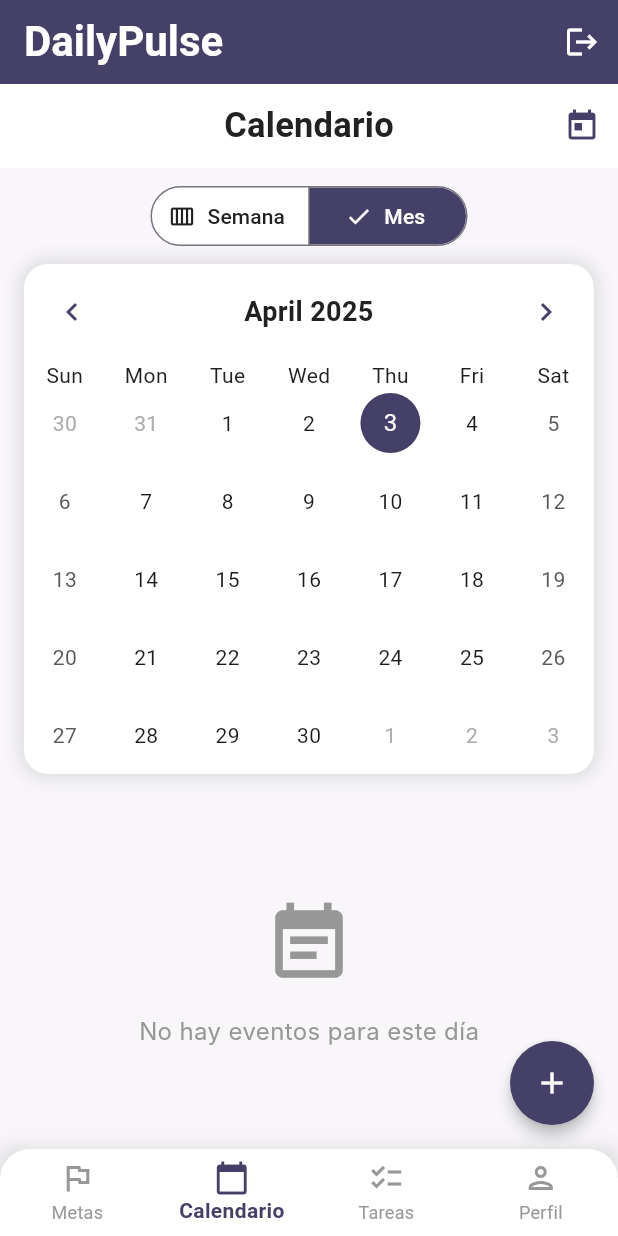
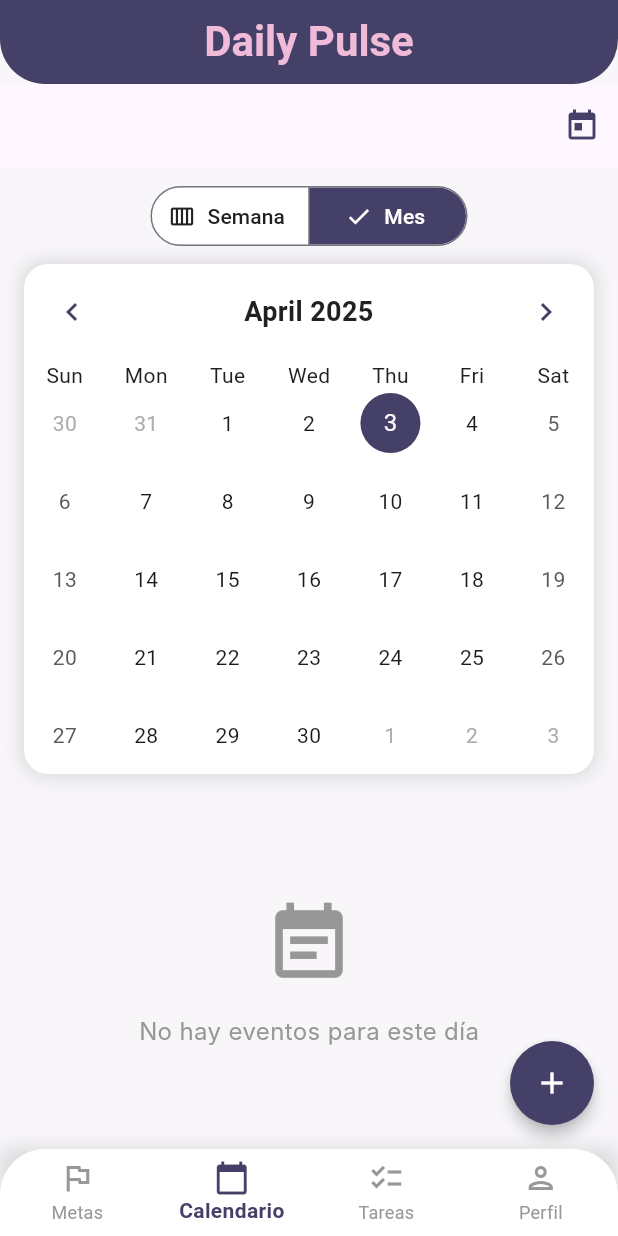
Before and after one commit to SFP95/dailypulse, a Flutter app: the screen it shows once a user with an empty profile is signed in, swiped to page 2, on a phone screen of 412 x 824 dp. Run offline on Flutter 3.47's test engine with Material 3 defaults, Android fonts, the phone set to English and light mode, and no system bars; drawn by our look-alikes of table_calendar; our stand-ins replace cloud_firestore, firebase_auth, firebase_core; accounts and stored records are empty; Roboto replaces fonts that are missing (Inter, Poppins).

Commit message:
nuevo diseño y ajustes de pantallas

```diff
--- a/lib/screens/calendar_screens.dart
+++ b/lib/screens/calendar_screens.dart
@@ -71,8 +71,6 @@ class _CalendarScreenState extends State<CalendarScreen> {
     return Scaffold(
       backgroundColor: AppColors.background,
       appBar: AppBar(
-        title: Text('Calendario', style: AppTextStyles.headlineMedium.copyWith(color: AppColors.textPrimary)),
-        backgroundColor: Colors.white,
         elevation: 0,
         centerTitle: true,
         actions: [
--- a/lib/screens/home_screens.dart
+++ b/lib/screens/home_screens.dart
@@ -27,13 +27,24 @@ class _HomeScreenState extends State<HomeScreen> {
       backgroundColor: AppColors.background,
       appBar: AppBar(
         backgroundColor: AppColors.primaryPurple,
-        title: Text('DailyPulse', style: AppTextStyles.headlineLarge.copyWith(color: Colors.white)),
-        actions: [
+        shape: RoundedRectangleBorder(
+        borderRadius: BorderRadius.vertical(
+        bottom: Radius.circular(30), // Ajusta el radio aquí
+          ),
+        ),
+        title: Container(
+          alignment: Alignment.center,
+          child: Text('Daily Pulse',
+              style: AppTextStyles.headlineLarge.copyWith(
+                  color: AppColors.accentPink,
+              )),
+        ),
+        /*actions: [
           IconButton(
             icon: Icon(Icons.logout, color: Colors.white),
             onPressed: _signOut,
           ),
-        ],
+        ],*/
       ),
       body: Container(
         decoration: BoxDecoration(
@@ -63,7 +74,8 @@ class _HomeScreenState extends State<HomeScreen> {
           ],
         ),
         child: ClipRRect(
-          borderRadius: BorderRadius.vertical(top: Radius.circular(20)),
+          borderRadius: BorderRadius.vertical(
+              top: Radius.circular(30)),
           child: BottomNavigationBar(
             backgroundColor: Colors.white,
             selectedItemColor: AppColors.primaryPurple,
```
